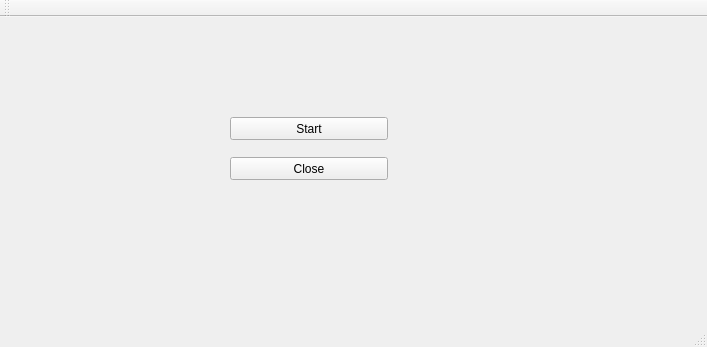
Boza-s6/rs15-20, file mainwindow.ui: the form before one commit.
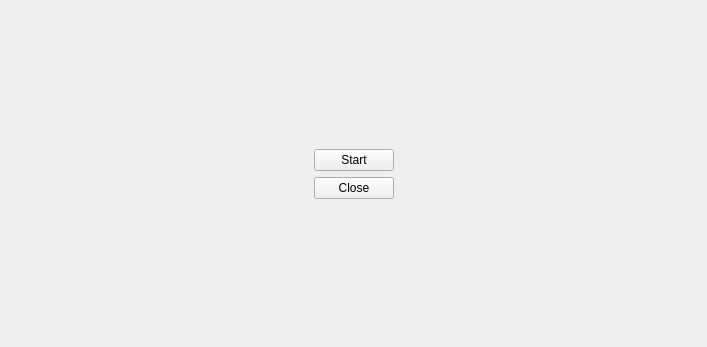
The form after the commit.

Patch:
```diff
--- a/mainwindow.ui
+++ b/mainwindow.ui
@@ -11,37 +11,57 @@
    </rect>
   </property>
   <property name="windowTitle">
-   <string>MainWindow</string>
+   <string>Fenix Tanks</string>
+  </property>
+  <property name="autoFillBackground">
+   <bool>true</bool>
   </property>
   <widget class="QWidget" name="centralWidget">
-   <widget class="QPushButton" name="btnClose">
-    <property name="geometry">
-     <rect>
-      <x>230</x>
-      <y>140</y>
-      <width>158</width>
-      <height>23</height>
-     </rect>
-    </property>
-    <property name="sizePolicy">
-     <sizepolicy hsizetype="Preferred" vsizetype="Preferred">
-      <horstretch>0</horstretch>
-      <verstretch>0</verstretch>
-     </sizepolicy>
-    </property>
-    <property name="text">
-     <string>Close</string>
-    </property>
-   </widget>
+   <property name="autoFillBackground">
+    <bool>true</bool>
+   </property>
+   <layout class="QGridLayout" name="gridLayout_2">
+    <item row="1" column="2">
+     <spacer name="horizontalSpacer_2">
+      <property name="orientation">
+       <enum>Qt::Horizontal</enum>
+      </property>
+      <property name="sizeHint" stdset="0">
+       <size>
+        <width>40</width>
+        <height>20</height>
+       </size>
+      </property>
+     </spacer>
+    </item>
+    <item row="0" column="1">
+     <spacer name="verticalSpacer">
+      <property name="orientation">
+       <enum>Qt::Vertical</enum>
+      </property>
+      <property name="sizeHint" stdset="0">
+       <size>
+        <width>20</width>
+        <height>40</height>
+       </size>
+      </property>
+     </spacer>
+    </item>
+    <item row="1" column="0">
+     <spacer name="horizontalSpacer">
+      <property name="orientation">
+       <enum>Qt::Horizontal</enum>
+      </property>
+      <property name="sizeHint" stdset="0">
+       <size>
+        <width>40</width>
+        <height>20</height>
+       </size>
+      </property>
+     </spacer>
+    </item>
+    <item row="1" column="1">
    <widget class="QPushButton" name="btnStart">
-    <property name="geometry">
-     <rect>
-      <x>230</x>
-      <y>100</y>
-      <width>158</width>
-      <height>23</height>
-     </rect>
-    </property>
     <property name="sizePolicy">
      <sizepolicy hsizetype="Preferred" vsizetype="Preferred">
       <horstretch>0</horstretch>
@@ -52,26 +72,35 @@
      <string>Start</string>
     </property>
    </widget>
-  </widget>
-  <widget class="QMenuBar" name="menuBar">
-   <property name="geometry">
-    <rect>
-     <x>0</x>
-     <y>0</y>
-     <width>707</width>
-     <height>21</height>
-    </rect>
-   </property>
+    </item>
+    <item row="2" column="1">
+     <widget class="QPushButton" name="btnClose">
+      <property name="sizePolicy">
+       <sizepolicy hsizetype="Preferred" vsizetype="Preferred">
+        <horstretch>0</horstretch>
+        <verstretch>0</verstretch>
+       </sizepolicy>
+      </property>
+      <property name="text">
+       <string>Close</string>
+      </property>
+     </widget>
+    </item>
+    <item row="3" column="1">
+     <spacer name="verticalSpacer_2">
+      <property name="orientation">
+       <enum>Qt::Vertical</enum>
+      </property>
+      <property name="sizeHint" stdset="0">
+       <size>
+        <width>20</width>
+        <height>40</height>
+       </size>
+      </property>
+     </spacer>
+    </item>
+   </layout>
   </widget>
-  <widget class="QToolBar" name="mainToolBar">
-   <attribute name="toolBarArea">
-    <enum>TopToolBarArea</enum>
-   </attribute>
-   <attribute name="toolBarBreak">
-    <bool>false</bool>
-   </attribute>
-  </widget>
-  <widget class="QStatusBar" name="statusBar"/>
  </widget>
  <layoutdefault spacing="6" margin="11"/>
  <resources/>
```
Lines whose indentation alone changed are shown as unchanged.
